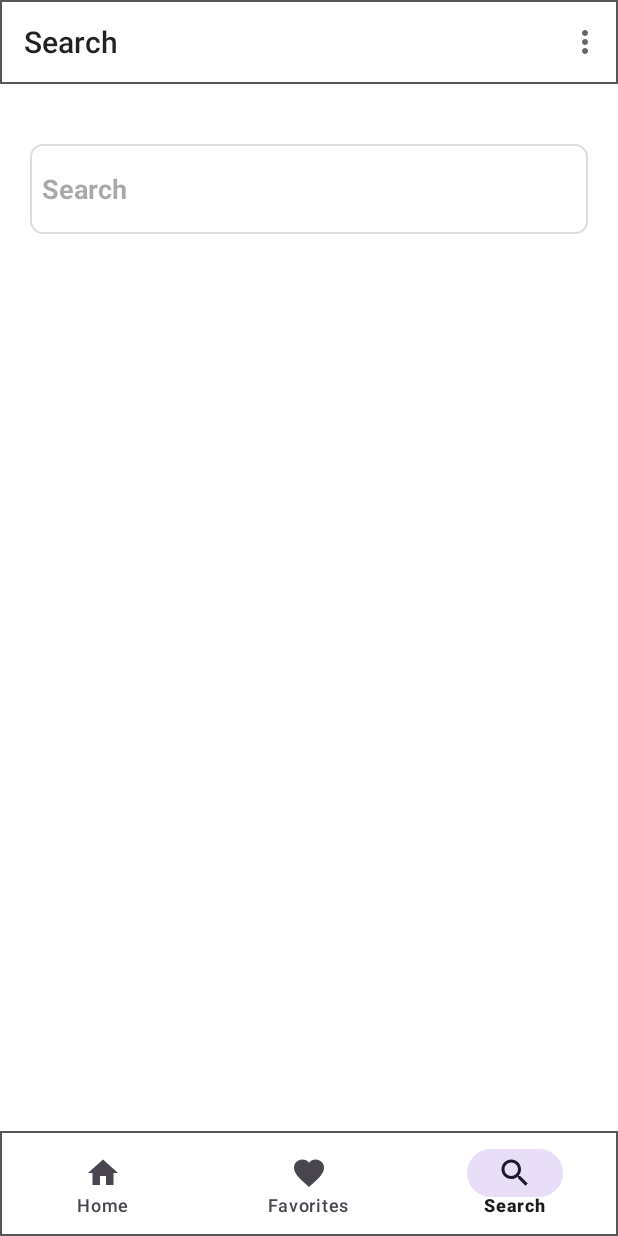
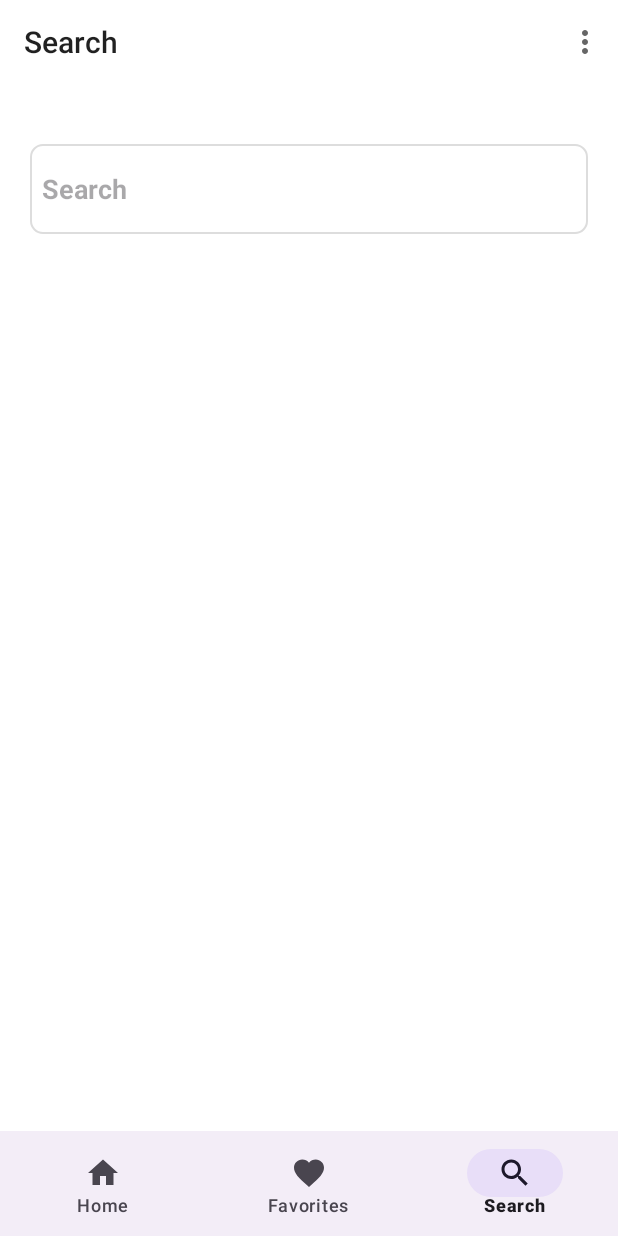
Before and after one commit to Ebrahim011/RecipeApp, an Android app: the RecipeActivity screen opened directly, with no data from a screen before it, item 3 of the bottom bar chosen, on a phone screen of 412 x 824 dp. Run offline under Robolectric (Android 15) with nearby library versions, the phone set to English and light mode, and no system bars; our stand-ins replace navigation-ui; pictures from the network do not load.

Commit message:
Adjusted UI

```diff
--- a/app/src/main/java/com/iti_project/recipeapp/RecipeActivity.kt
+++ b/app/src/main/java/com/iti_project/recipeapp/RecipeActivity.kt
@@ -1,3 +1,4 @@
+// RecipeActivity.kt
 package com.iti_project.recipeapp
 
 import android.content.Context
@@ -5,7 +6,9 @@ import android.content.Intent
 import android.os.Bundle
 import android.view.Menu
 import android.view.MenuItem
+import android.view.View
 import android.widget.Toast
+import androidx.activity.viewModels
 import androidx.appcompat.app.AppCompatActivity
 import androidx.appcompat.widget.Toolbar
 import androidx.navigation.NavController
@@ -14,10 +17,12 @@ import androidx.navigation.ui.AppBarConfiguration
 import androidx.navigation.ui.setupActionBarWithNavController
 import androidx.navigation.ui.setupWithNavController
 import com.google.android.material.bottomnavigation.BottomNavigationView
+import com.iti_project.recipeapp.RoomFolder.UserViewModel
 
 class RecipeActivity : AppCompatActivity() {
     private lateinit var navController: NavController
-
+    private lateinit var bottomNavigationView: BottomNavigationView
+    val userViewModel: UserViewModel by viewModels()
     override fun onCreate(savedInstanceState: Bundle?) {
         super.onCreate(savedInstanceState)
         setContentView(R.layout.activity_recipe)
@@ -39,8 +44,27 @@ class RecipeActivity : AppCompatActivity() {
         setupActionBarWithNavController(navController, appBarConfiguration)
 
         // Setup the BottomNavigationView with NavController
-        val bottomNavigationView = findViewById<BottomNavigationView>(R.id.bottom_navigation)
+        bottomNavigationView = findViewById(R.id.bottom_navigation)
         bottomNavigationView.setupWithNavController(navController)
+
+        // Add a destination change listener to hide/show the bottom navigation bar
+        navController.addOnDestinationChangedListener { _, destination, _ ->
+            if (destination.id == R.id.recipeDetailFragment || destination.id ==R.id.homeFragment) {
+                bottomNavigationView.visibility = View.GONE
+            } else {
+                bottomNavigationView.visibility = View.VISIBLE
+            }
+            if (destination.id == R.id.favoriteFragment || destination.id == R.id.recipeDetailFragment) {
+                {
+                    userViewModel.getFavorites(
+                        getSharedPreferences(
+                            "UserPrefs",
+                            Context.MODE_PRIVATE
+                        ).getInt("userId", -1)
+                    )
+                }
+            }
+        }
     }
 
     override fun onSupportNavigateUp(): Boolean {
@@ -59,7 +83,6 @@ class RecipeActivity : AppCompatActivity() {
                 val editor = sharedPreferences.edit()
                 editor.clear().apply()
 
-
                 val intent = Intent(this, MainActivity::class.java)
                 startActivity(intent)
                 finish()
@@ -68,5 +91,4 @@ class RecipeActivity : AppCompatActivity() {
             else -> super.onOptionsItemSelected(item)
         }
     }
-
 }
--- a/app/src/main/res/layout/activity_recipe.xml
+++ b/app/src/main/res/layout/activity_recipe.xml
@@ -9,7 +9,7 @@
 
     <androidx.appcompat.widget.Toolbar
         android:layout_width="match_parent"
-        android:background="@drawable/appbar_shape"
+
         android:layout_height="wrap_content"
         android:id="@+id/appBar"
         android:theme="@style/Theme.AppCompat.DayNight.DarkActionBar"
@@ -37,7 +37,7 @@
         android:layout_height="70dp"
         android:layout_gravity="bottom"
         app:itemRippleColor="#FFFFFF"
-        android:background="@drawable/btm_nav_shape"
+
         app:menu="@menu/btm_nav_view_menu"
         app:layout_constraintBottom_toBottomOf="parent"
         app:layout_constraintStart_toStartOf="parent"
```
